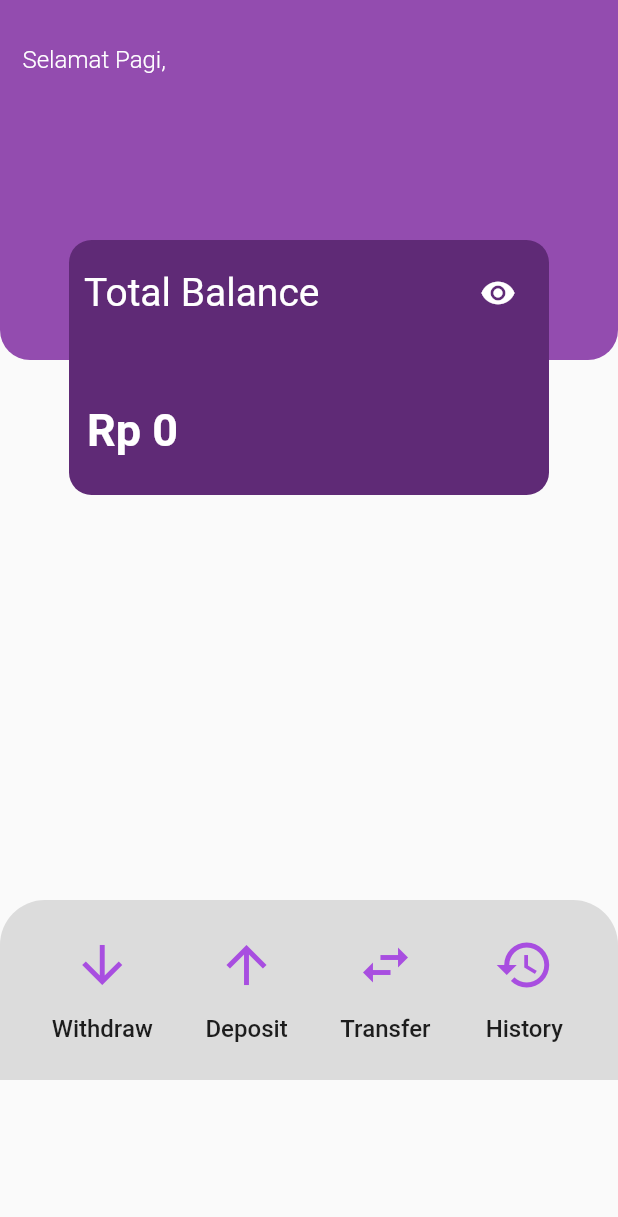
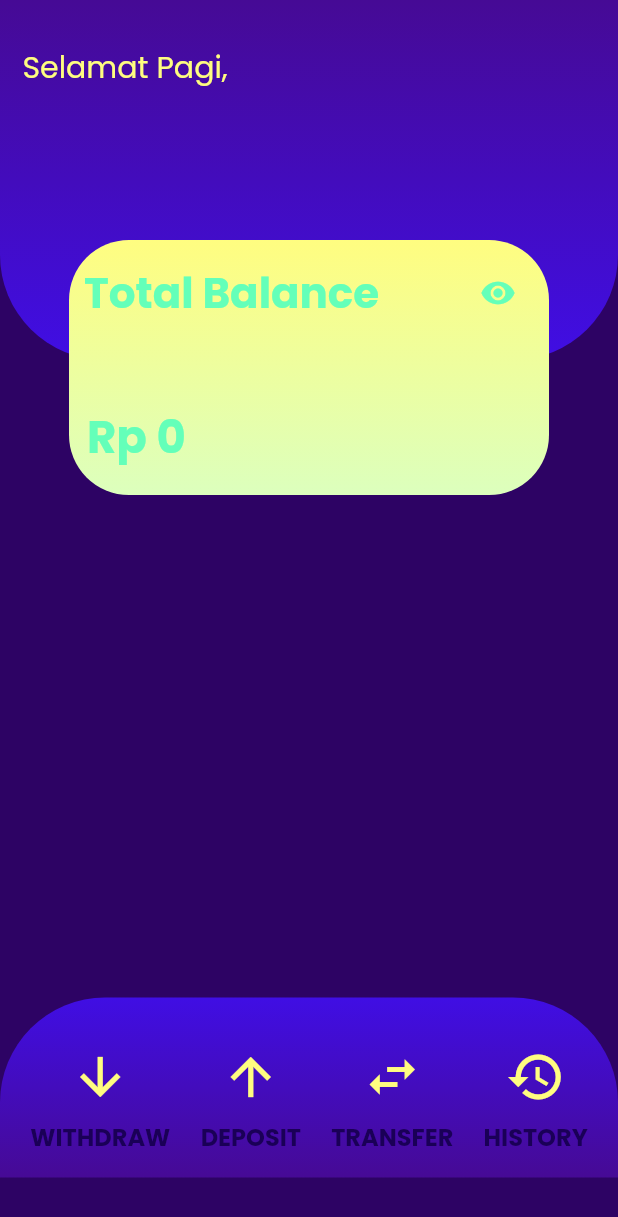
Before and after one commit to George535220173/UAS_E-MONEY, a Flutter app: the Home screen opened directly, on a phone screen of 412 x 824 dp. Shown: the top 1217 px of the screen. Run offline on Flutter 3.47's test engine with Material 2 defaults, Android fonts, the phone set to English and light mode, and no system bars; our stand-ins replace cloud_firestore, firebase_auth, firebase_core, google_fonts; accounts and stored records are empty.

Commit message:
Home Design Done
Changed the login page also

```diff
--- a/lib/Home/home.dart
+++ b/lib/Home/home.dart
@@ -101,6 +101,7 @@ class _HomeState extends State<Home> {
   @override
   Widget build(BuildContext context) {
     return Scaffold(
+      backgroundColor: Color.fromARGB(255, 45, 3, 100),
       body: SafeArea(
         child: RefreshIndicator(
           onRefresh: _refreshData,
@@ -112,21 +113,20 @@ class _HomeState extends State<Home> {
                   alignment: Alignment.topCenter,
                   children: [
                     Container(
-                      decoration: new BoxDecoration(
-                        image: new DecorationImage(
-                          image: new AssetImage("assets/images/Wizzzzz test bg.png"),
-                          fit: BoxFit.cover,
-                        ),
-                      ),
-                    ),
-                    Container(
                       width: double.infinity,
                       height: 240,
                       decoration: BoxDecoration(
-                        color: const Color.fromARGB(255, 147, 76, 175),
+                        gradient: LinearGradient(
+                          colors: [
+                            Color.fromARGB(255, 70, 10, 149),
+                            Color.fromARGB(255, 64, 14, 228),
+                          ],
+                          begin: Alignment.topCenter,
+                          end: Alignment.bottomCenter,
+                        ),
                         borderRadius: BorderRadius.only(
-                          bottomLeft: Radius.circular(20),
-                          bottomRight: Radius.circular(20),
+                          bottomLeft: Radius.circular(70),
+                          bottomRight: Radius.circular(70),
                         ),
                       ),
                       child: Stack(
@@ -167,16 +167,20 @@ class _HomeState extends State<Home> {
                                       greeting,
                                       style: TextStyle(
                                         fontWeight: FontWeight.w300,
-                                        fontSize: 16,
-                                        color: Colors.white,
+                                        fontSize: 20,
+                                        fontFamily: 'PoppinsRegular',
+                                        color:
+                                            Color.fromARGB(255, 255, 253, 128),
                                       ),
                                     ),
                                     Text(
                                       '$firstName $lastName',
                                       style: TextStyle(
                                         fontWeight: FontWeight.w500,
-                                        fontSize: 23,
-                                        color: Colors.white,
+                                        fontSize: 30,
+                                        fontFamily: 'PoppinsBold',
+                                        color:
+                                            Color.fromARGB(255, 255, 253, 128),
                                       ),
                                     ),
                                   ],
@@ -193,8 +197,20 @@ class _HomeState extends State<Home> {
                         height: 170,
                         width: 320,
                         decoration: BoxDecoration(
-                          color: Color.fromARGB(255, 95, 42, 118),
-                          borderRadius: BorderRadius.circular(15),
+                          gradient: LinearGradient(
+                            colors: [
+                              Color.fromARGB(255, 255, 253, 128),
+                              Color.fromARGB(255, 220, 255, 189),
+                            ],
+                            begin: Alignment.topCenter,
+                            end: Alignment.bottomCenter,
+                          ),
+                          borderRadius: BorderRadius.only(
+                            bottomLeft: Radius.circular(40),
+                            bottomRight: Radius.circular(40),
+                            topLeft: Radius.circular(40),
+                            topRight: Radius.circular(40),
+                          ),
                         ),
                         child: Column(
                           children: [
@@ -210,19 +226,22 @@ class _HomeState extends State<Home> {
                                     'Total Balance',
                                     style: TextStyle(
                                       fontWeight: FontWeight.w400,
-                                      fontSize: 26,
-                                      color: Colors.white,
+                                      fontSize: 28,
+                                      fontFamily: 'PoppinsBold',
+                                      color: Color.fromARGB(255, 100, 255, 185),
                                     ),
                                   ),
                                   IconButton(
                                     icon: isEyeOpen
                                         ? Icon(
                                             Icons.remove_red_eye,
-                                            color: Colors.white,
+                                            color: Color.fromARGB(
+                                                255, 100, 255, 185),
                                           )
                                         : Icon(
                                             Icons.visibility_off,
-                                            color: Colors.white,
+                                            color: Color.fromARGB(
+                                                255, 100, 255, 185),
                                           ),
                                     onPressed: () {
                                       setState(() {
@@ -249,32 +268,39 @@ class _HomeState extends State<Home> {
                       ),
                     ),
                     Padding(
-                      padding: EdgeInsets.only(top: 600),
+                      padding: EdgeInsets.only(top: 665),
                       child: Container(
                         width: MediaQuery.of(context).size.width,
                         height: 120,
                         decoration: BoxDecoration(
-                          color: Color.fromARGB(138, 194, 194, 194),
+                          gradient: LinearGradient(
+                            colors: [
+                              Color.fromARGB(255, 70, 10, 149),
+                              Color.fromARGB(255, 64, 14, 228),
+                            ],
+                            begin: Alignment.bottomCenter,
+                            end: Alignment.topCenter,
+                          ),
                           borderRadius: BorderRadius.only(
-                            topLeft: Radius.circular(30),
-                            topRight: Radius.circular(30),
+                            topLeft: Radius.circular(70),
+                            topRight: Radius.circular(70),
                           ),
                         ),
                       ),
                     ),
                     SizedBox(height: 50),
                     Padding(
-                      padding: const EdgeInsets.only(top: 615),
+                      padding: const EdgeInsets.only(top: 690),
                       child: Row(
                         mainAxisAlignment: MainAxisAlignment.spaceEvenly,
                         children: [
                           buildNavigationButton(Icons.arrow_downward,
-                              'Withdraw', WithdrawalPage()),
+                              'WITHDRAW', WithdrawalPage()),
                           buildNavigationButton(
-                              Icons.arrow_upward, 'Deposit', DepositPage()),
+                              Icons.arrow_upward, 'DEPOSIT', DepositPage()),
                           buildNavigationButton(
-                              Icons.swap_horiz, 'Transfer', TransferPage()),
-                          buildNavigationButton(Icons.history, 'History',
+                              Icons.swap_horiz, 'TRANSFER', TransferPage()),
+                          buildNavigationButton(Icons.history, 'HISTORY',
                               TransactionHistoryPage()),
                         ],
                       ),
@@ -309,7 +335,8 @@ class _HomeState extends State<Home> {
               style: TextStyle(
                 fontWeight: FontWeight.w600,
                 fontSize: 30,
-                color: Colors.white,
+                fontFamily: 'PoppinsBold',
+                color: Color.fromARGB(255, 100, 255, 185),
               ),
             );
           },
@@ -330,15 +357,16 @@ class _HomeState extends State<Home> {
           },
           icon: Icon(icon),
           iconSize: 40,
-          color: Color.fromARGB(255, 168, 78, 224),
+          color: Color.fromARGB(255, 255, 253, 128),
         ),
-        SizedBox(height: 5),
+        SizedBox(height: 0),
         Text(
           label,
           style: TextStyle(
-            fontSize: 16,
-            fontWeight: FontWeight.w500,
-          ),
+              fontSize: 16,
+              fontFamily: 'PoppinsBold',
+              fontWeight: FontWeight.w500,
+              color: Color.fromARGB(255, 26, 0, 87)),
         ),
       ],
     );
--- a/lib/registerlogin/login.dart
+++ b/lib/registerlogin/login.dart
@@ -41,10 +41,10 @@ class _LoginPageState extends State<LoginPage> {
                 ),
 
                 Text(
-                  'Sign in to Continue',
+                  'Log in to Continue',
                   style: TextStyle(
                       fontSize: 24,
-                      color: Color.fromARGB(255, 167, 75, 209),
+                      color: Color.fromARGB(255, 209, 109, 255),
                       fontFamily: 'PoppinsRegular'),
                 ),
 
@@ -151,7 +151,7 @@ class _LoginPageState extends State<LoginPage> {
                     }
                   },
                   style: ElevatedButton.styleFrom(
-                    minimumSize: Size(150, 30), // Set the button size here
+                    minimumSize: Size(125, 50),
                     backgroundColor: Color.fromARGB(255, 194, 41, 245),
                   ),
                   child: Text(
@@ -164,9 +164,15 @@ class _LoginPageState extends State<LoginPage> {
                   ),
                 ),
 
-                SizedBox(height: 10),
+                SizedBox(height: 70),
 
-                // Garis Pemisah
+                Text(
+                  'If you dont have an account',
+                  style: TextStyle(
+                      fontSize: 18,
+                      color: Color.fromARGB(255, 248, 255, 173),
+                      fontFamily: 'PoppinsRegular'),
+                ),
 
                 SizedBox(height: 10),
 
```
